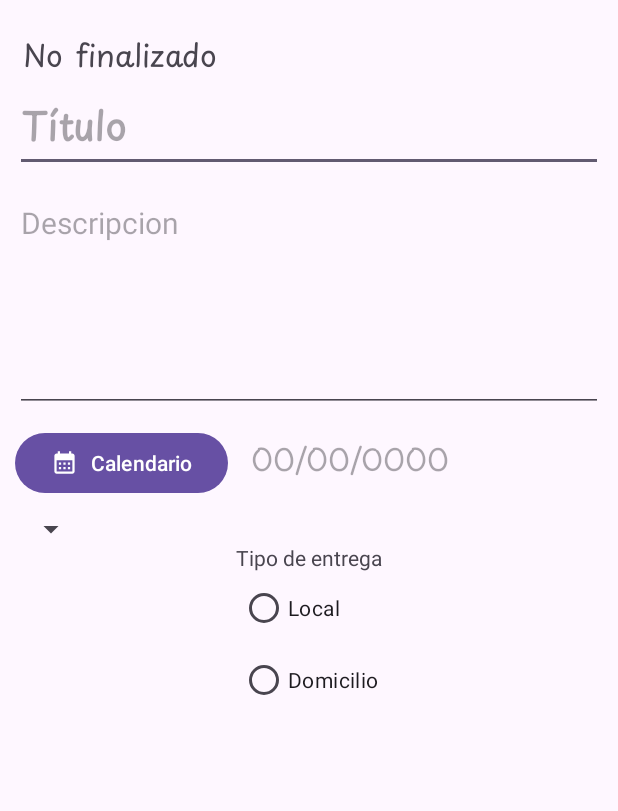
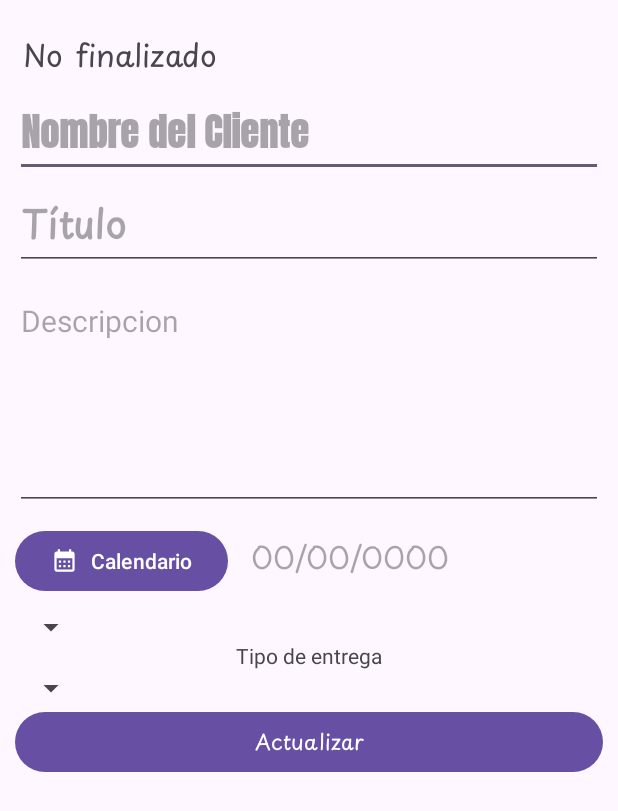
Before and after one commit to Xenia24/OrderEase, an Android app: the Actualizar_Pedidos screen opened directly, with no data from a screen before it, on a phone screen of 412 x 824 dp. Shown: the top 811 px of the screen. Run offline under Robolectric (Android 15) with nearby library versions, the light colour scheme and no system bars; our stand-ins replace Firebase (no records; nobody signed in at launch, a user with empty details on screens opened directly); 8 statements that could not run were skipped.

Commit message:
ActualizarP_Dise

```diff
--- a/app/src/main/java/com/example/agenda_panaderia/Pedidos/Actualizar_Pedidos.java
+++ b/app/src/main/java/com/example/agenda_panaderia/Pedidos/Actualizar_Pedidos.java
@@ -1,25 +1,46 @@
 package com.example.agenda_panaderia.Pedidos;
 
+import androidx.annotation.NonNull;
 import androidx.appcompat.app.AppCompatActivity;
 
+import android.app.DatePickerDialog;
+import android.content.Intent;
 import android.os.Bundle;
+import android.view.View;
+import android.widget.AdapterView;
+import android.widget.ArrayAdapter;
 import android.widget.Button;
+import android.widget.DatePicker;
 import android.widget.EditText;
+import android.widget.ImageView;
 import android.widget.RadioButton;
 import android.widget.RadioGroup;
 import android.widget.Spinner;
 import android.widget.TextView;
+import android.widget.Toast;
 
+import com.example.agenda_panaderia.Menu_Principal;
 import com.example.agenda_panaderia.R;
+import com.google.firebase.auth.FirebaseAuth;
+import com.google.firebase.auth.FirebaseUser;
+import com.google.firebase.database.DataSnapshot;
+import com.google.firebase.database.DatabaseError;
+import com.google.firebase.database.DatabaseReference;
+import com.google.firebase.database.FirebaseDatabase;
+import com.google.firebase.database.Query;
+import com.google.firebase.database.ValueEventListener;
 
-public class Actualizar_Pedidos extends AppCompatActivity {
-    TextView Id_nota_A, Uid_Usuario_A, Fecha_registro_A, Estado_A, Fecha_A, Estado_nuevo;
-    EditText Titulo_A,Descripcion_A;
-    Button Btn_Calendario_A;
+import java.util.Calendar;
+
+public class Actualizar_Pedidos extends AppCompatActivity{
+    TextView Id_pedido_A, Uid_Usuario_A, Fecha_registro_A, Estado_A, Fecha_A, Estado_nuevo;
+    EditText Titulo_A,Descripcion_A, Nombre_Cliente_A;
+    Button Btn_Calendario_A, Btn_Actualizar_P_A;
     RadioGroup formaRadioGroup2;
     RadioButton Local2, Domicilio2;
-    Spinner Spinner_estado;
-    String id_pedido_R, uid_usuario_R, fecha_registro_R, estado_R, fecha_R,estado_n_R, titulo_R,descripcion_R;
+    Spinner Spinner_estado, Spinner_estado_2;
+
+    String id_pedido_R, uid_usuario_R,nombre_R , fecha_registro_R, estado_R, fecha_R,estado_n_R, titulo_R,descripcion_R;
 
     @Override
     protected void onCreate(Bundle savedInstanceState) {
@@ -28,9 +49,10 @@ public class Actualizar_Pedidos extends AppCompatActivity {
         InicializarVistas();
         RecuperarDatos();
         SetearDatos();
+
     }
     private void InicializarVistas(){
-        Id_nota_A =findViewById(R.id.Id_nota_A);
+        Id_pedido_A =findViewById(R.id.Id_pedido_A);
         Uid_Usuario_A=findViewById(R.id.Uid_Usuario_A);
         Estado_A=findViewById(R.id.Estado_A);
         Fecha_A=findViewById(R.id.Fecha_A);
@@ -38,16 +60,23 @@ public class Actualizar_Pedidos extends AppCompatActivity {
         Titulo_A=findViewById(R.id.Titulo_A);
         Descripcion_A=findViewById(R.id.Descripcion_A);
         Btn_Calendario_A=findViewById(R.id.Btn_Calendario_A);
-        formaRadioGroup2=findViewById(R.id.formaRadioGroup2);
-        Local2=findViewById(R.id.Local2);
-        Domicilio2=findViewById(R.id.Domicilio2);
+        Nombre_Cliente_A=findViewById(R.id.Nombre_Cliente_A);
+//        formaRadioGroup2=findViewById(R.id.formaRadioGroup2);
+//        Local2=findViewById(R.id.Local2);
+//        Domicilio2=findViewById(R.id.Domicilio2);
         Spinner_estado=findViewById(R.id.Spinner_estado);
+        Spinner_estado_2=findViewById(R.id.Spinner_estado_2);
         Fecha_registro_A=findViewById(R.id.Fecha_registro_A);
+        Btn_Actualizar_P_A = findViewById(R.id.Btn_Actualizar_P_A);
+
+
+
     }
     private void RecuperarDatos(){
         Bundle intent= getIntent().getExtras();
         id_pedido_R= intent.getString("id_pedido");
         uid_usuario_R= intent.getString("uid_usuario");
+        nombre_R = intent.getString("nombre_usuario");
         fecha_registro_R= intent.getString("fecha_registro");
         estado_n_R= intent.getString("estado");
         fecha_R= intent.getString("fecha_pedido");
@@ -57,16 +86,15 @@ public class Actualizar_Pedidos extends AppCompatActivity {
 
     }
     private void  SetearDatos(){
-        Id_nota_A.setText(id_pedido_R);
+        Id_pedido_A.setText(id_pedido_R);
         Uid_Usuario_A.setText(uid_usuario_R);
+        Nombre_Cliente_A.setText(nombre_R);
         Fecha_A.setText(fecha_R);
         Fecha_registro_A.setText(fecha_registro_R);
         Estado_nuevo.setText(estado_n_R);
         Fecha_A.setText(fecha_R);
         Titulo_A.setText(titulo_R);
         Descripcion_A.setText(descripcion_R);
-
-
     }
 
 }
--- a/app/src/main/res/layout/activity_actualizar_pedidos.xml
+++ b/app/src/main/res/layout/activity_actualizar_pedidos.xml
@@ -12,9 +12,9 @@
         android:orientation="vertical"
         android:padding="10dp">
 
-        <!--ID NOTA-->
+        <!--ID PEDIDO-->
         <TextView
-            android:id="@+id/Id_nota_A"
+            android:id="@+id/Id_pedido_A"
             android:text="@string/Id_pedido_A"
             android:textSize="18sp"
             android:visibility="gone"
@@ -76,6 +76,17 @@
                 android:layout_height="wrap_content"/>
 
         </androidx.appcompat.widget.LinearLayoutCompat>
+
+        <!--NOMBRE DEL CLIENTE-->
+        <EditText
+            android:layout_width="match_parent"
+            android:layout_height="wrap_content"
+            android:hint="@string/Nombre_Cliente"
+            android:id="@+id/Nombre_Cliente_A"
+            android:textSize="25sp"
+            android:fontFamily="@font/font"
+            android:textColor="@color/white"
+            android:textStyle="bold"/>
 
         <!--TITULO-->
         <EditText
@@ -148,24 +159,39 @@
             android:layout_height="wrap_content"
             android:layout_gravity="center"
             android:text="Tipo de entrega"/>
-        <RadioGroup
-            android:id="@+id/formaRadioGroup2"
-            android:layout_gravity="center"
+
+        <Spinner
+            android:id="@+id/Spinner_estado_2"
             android:layout_width="wrap_content"
-            android:layout_height="wrap_content">
+            android:layout_height="match_parent"/>
 
-            <RadioButton
-                android:id="@+id/Local2"
-                android:layout_width="wrap_content"
-                android:layout_height="wrap_content"
-                android:text="Local" />
+        <!--        <RadioGroup-->
+<!--            android:id="@+id/formaRadioGroup2"-->
+<!--            android:layout_gravity="center"-->
+<!--            android:layout_width="wrap_content"-->
+<!--            android:layout_height="wrap_content">-->
 
-            <RadioButton
-                android:id="@+id/Domicilio2"
-                android:layout_width="wrap_content"
-                android:layout_height="wrap_content"
-                android:text="Domicilio" />
-        </RadioGroup>
+<!--            <RadioButton-->
+<!--                android:id="@+id/Local2"-->
+<!--                android:layout_width="wrap_content"-->
+<!--                android:layout_height="wrap_content"-->
+<!--                android:text="Local" />-->
+
+<!--            <RadioButton-->
+<!--                android:id="@+id/Domicilio2"-->
+<!--                android:layout_width="wrap_content"-->
+<!--                android:layout_height="wrap_content"-->
+<!--                android:text="Domicilio" />-->
+
+<!--        </RadioGroup>-->
+
+        <Button
+            android:id="@+id/Btn_Actualizar_P_A"
+            android:layout_width="match_parent"
+            android:layout_height="wrap_content"
+            android:fontFamily="@font/variablefont_wght"
+            android:text="@string/Btn_Actualizar_C_A" />
+
 
 
     </androidx.appcompat.widget.LinearLayoutCompat>
--- a/app/src/main/res/values/strings.xml
+++ b/app/src/main/res/values/strings.xml
@@ -170,4 +170,16 @@
     <string name="Notas_Finalizadas">Finalizadas</string>
     <string name="Notas_No_Finalizadas">No Finalizadas</string>
 
+    <!---SPINNER - ESTADO-->
+    <string-array name="Estados_pedido">
+        <item>"Entregado"</item>
+        <item>"No Entregado"</item>
+    </string-array>
+
+    <!---SPINNER - ESTADO2-->
+    <string-array name="Forma_pedido">
+        <item>"Local"</item>
+        <item>"Domicilio"</item>
+    </string-array>
+
 </resources>
```
